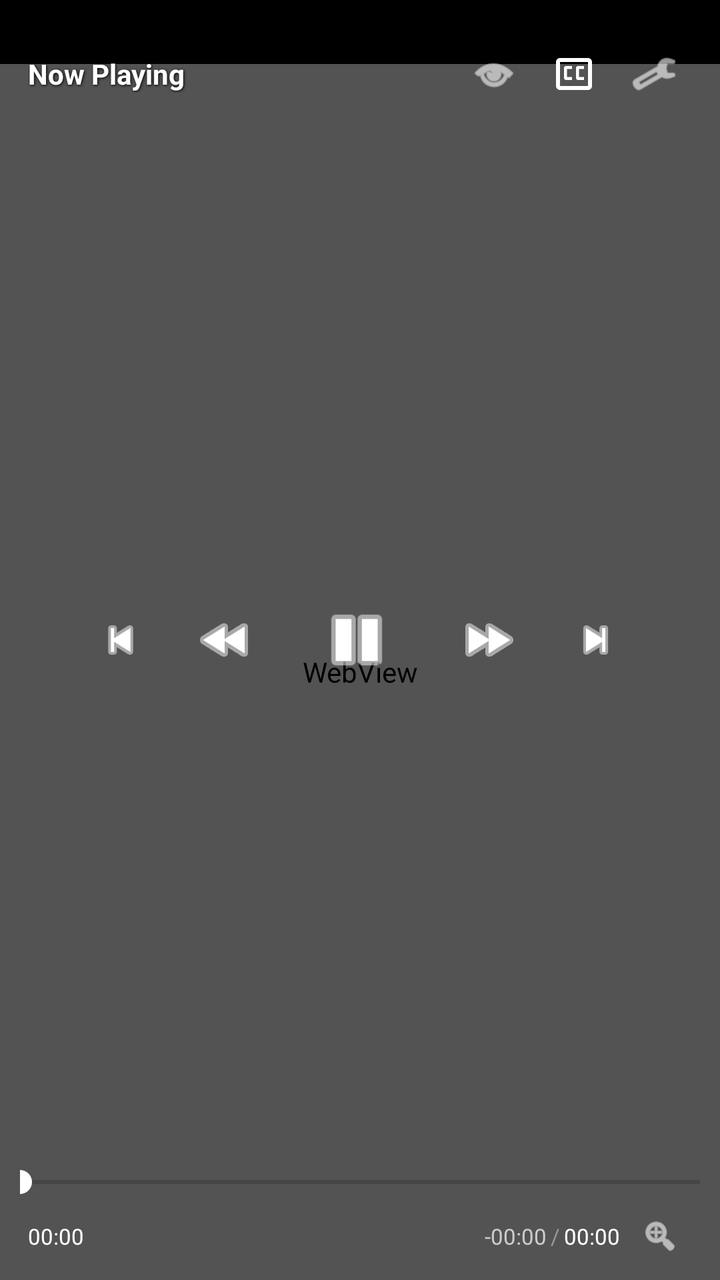
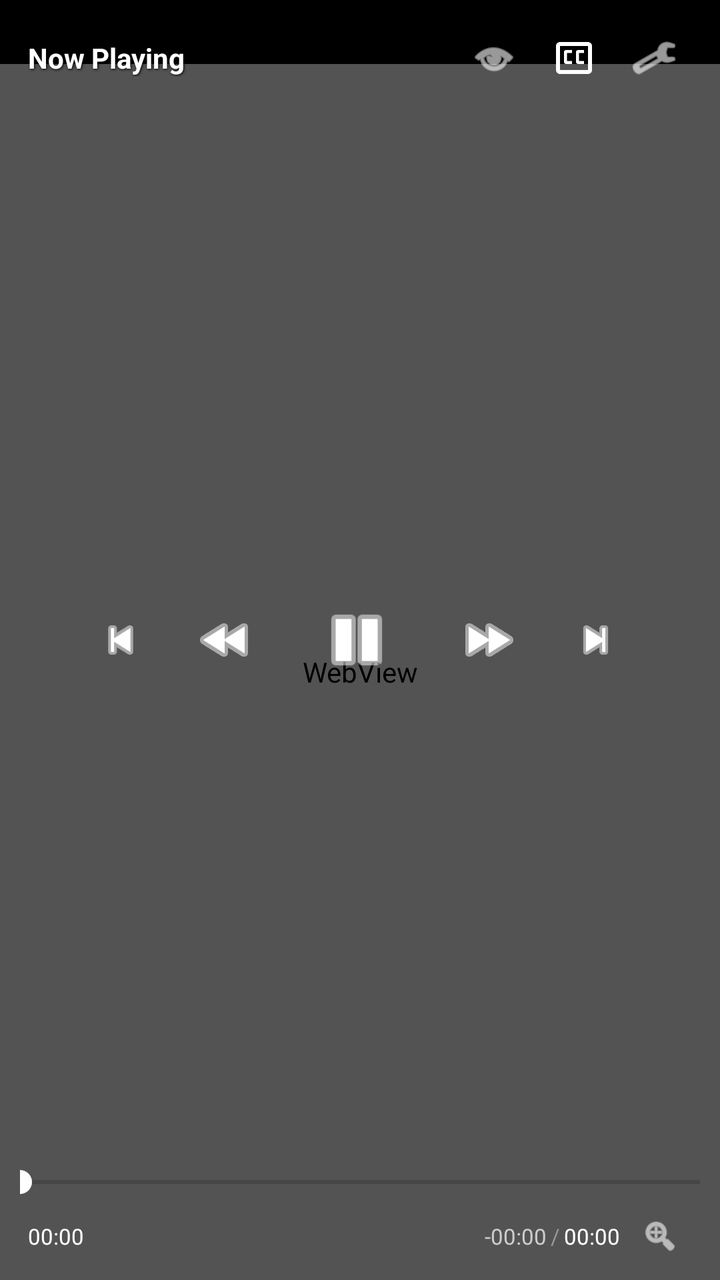

The first picture is an Android layout as it rendered before a commit; the second is the same layout after the commit. The layout source and the unified diff follow.
<!-- AndroidManifest.xml: activity theme AppTheme.Translucent -->
<!-- res/layout/activity_native_player.xml -->
<?xml version="1.0" encoding="utf-8"?>
<LinearLayout xmlns:android="http://schemas.android.com/apk/res/android"
    xmlns:app="http://schemas.android.com/apk/res-auto"
    android:id="@+id/player_activity_root"
    android:layout_width="match_parent"
    android:layout_height="match_parent"
    android:orientation="vertical"
    android:background="@android:color/black">

    
    <FrameLayout
        android:id="@+id/video_root_container"
        android:layout_width="match_parent"
        android:layout_height="wrap_content"
        android:background="@android:color/black">

        <LinearLayout
            android:id="@+id/video_surface_wrapper"
            android:layout_width="match_parent"
            android:layout_height="match_parent"
            android:orientation="vertical">

            <View
                android:id="@+id/status_bar_filler"
                android:layout_width="match_parent"
                android:layout_height="32dp"
                android:background="@android:color/black"
                android:visibility="visible" />

            <FrameLayout
                android:id="@+id/player_media_container"
                android:layout_width="match_parent"
                android:layout_height="0dp"
                android:layout_weight="1"
                android:background="@android:color/black">

                <WebView
                    android:id="@+id/player_webview"
                    android:layout_width="match_parent"
                    android:layout_height="match_parent"
                    android:visibility="visible" />

                <androidx.media3.ui.PlayerView
                    android:id="@+id/player_exoplayer"
                    android:layout_width="match_parent"
                    android:layout_height="match_parent"
                    app:use_controller="false"
                    android:visibility="gone" />

            </FrameLayout>

            <View
                android:id="@+id/bottom_gap_filler"
                android:layout_width="match_parent"
                android:layout_height="0dp"
                android:background="@android:color/black"
                android:visibility="gone" />
        </LinearLayout>

        
        <View
            android:id="@+id/touch_wall"
            android:layout_width="match_parent"
            android:layout_height="match_parent"
            android:clickable="true"
            android:focusable="true" />

        
        <TextView
            android:id="@+id/indicator_rewind"
            android:layout_width="wrap_content"
            android:layout_height="wrap_content"
            android:layout_gravity="center_vertical|start"
            android:layout_marginStart="32dp"
            android:background="@drawable/indicator_pill_bg"
            android:paddingStart="16dp"
            android:paddingTop="8dp"
            android:paddingEnd="16dp"
            android:paddingBottom="8dp"
            android:text="◄◄ 10s"
            android:textColor="@android:color/white"
            android:textSize="15sp"
            android:textStyle="bold"
            android:visibility="gone" />

        <TextView
            android:id="@+id/indicator_forward"
            android:layout_width="wrap_content"
            android:layout_height="wrap_content"
            android:layout_gravity="center_vertical|end"
            android:layout_marginEnd="32dp"
            android:background="@drawable/indicator_pill_bg"
            android:paddingStart="16dp"
            android:paddingTop="8dp"
            android:paddingEnd="16dp"
            android:paddingBottom="8dp"
            android:text="10s ►►"
            android:textColor="@android:color/white"
            android:textSize="15sp"
            android:textStyle="bold"
            android:visibility="gone" />

        <TextView
            android:id="@+id/indicator_2x"
            android:layout_width="wrap_content"
            android:layout_height="wrap_content"
            android:layout_gravity="top|center_horizontal"
            android:layout_marginTop="24dp"
            android:background="@drawable/indicator_pill_bg"
            android:paddingStart="18dp"
            android:paddingTop="8dp"
            android:paddingEnd="18dp"
            android:paddingBottom="8dp"
            android:text="2.0x SPEED ⏩"
            android:textColor="#FFD700"
            android:textSize="14sp"
            android:textStyle="bold"
            android:visibility="gone" />

        
        <TextView
            android:id="@+id/indicator_volume"
            android:layout_width="wrap_content"
            android:layout_height="wrap_content"
            android:layout_gravity="center_vertical|end"
            android:layout_marginEnd="64dp"
            android:background="@drawable/indicator_pill_bg"
            android:paddingStart="18dp"
            android:paddingTop="10dp"
            android:paddingEnd="18dp"
            android:paddingBottom="10dp"
            android:text="🔊 100%"
            android:textColor="@android:color/white"
            android:textSize="16sp"
            android:textStyle="bold"
            android:visibility="gone" />

        <TextView
            android:id="@+id/indicator_brightness"
            android:layout_width="wrap_content"
            android:layout_height="wrap_content"
            android:layout_gravity="center_vertical|start"
            android:layout_marginStart="64dp"
            android:background="@drawable/indicator_pill_bg"
            android:paddingStart="18dp"
            android:paddingTop="10dp"
            android:paddingEnd="18dp"
            android:paddingBottom="10dp"
            android:text="☀️ 100%"
            android:textColor="@android:color/white"
            android:textSize="16sp"
            android:textStyle="bold"
            android:visibility="gone" />

        
        <RelativeLayout
            android:id="@+id/controls_overlay"
            android:layout_width="match_parent"
            android:layout_height="match_parent"
            android:background="#59000000"
            android:visibility="visible">

            
            <RelativeLayout
                android:id="@+id/top_bar"
                android:layout_width="match_parent"
                android:layout_height="wrap_content"
                android:paddingHorizontal="14dp"
                android:paddingTop="28dp"
                android:paddingBottom="8dp">

                <TextView
                    android:id="@+id/video_title"
                    android:layout_width="wrap_content"
                    android:layout_height="wrap_content"
                    android:layout_alignParentStart="true"
                    android:layout_centerVertical="true"
                    android:layout_toStartOf="@id/btn_pip"
                    android:layout_marginEnd="12dp"
                    android:ellipsize="end"
                    android:maxLines="1"
                    android:text="Now Playing"
                    android:textColor="@android:color/white"
                    android:textSize="14sp"
                    android:textStyle="bold"
                    android:shadowColor="@android:color/black"
                    android:shadowDx="1"
                    android:shadowDy="1"
                    android:shadowRadius="3" />

                <ImageButton
                    android:id="@+id/btn_settings"
                    android:layout_width="38dp"
                    android:layout_height="38dp"
                    android:layout_alignParentEnd="true"
                    android:layout_centerVertical="true"
                    android:padding="7dp"
                    android:scaleType="fitCenter"
                    android:background="?attr/selectableItemBackgroundBorderless"
                    android:src="@android:drawable/ic_menu_preferences"
                    app:tint="@android:color/white" />

                <ImageButton
                    android:id="@+id/btn_captions"
                    android:layout_width="38dp"
                    android:layout_height="38dp"
                    android:layout_toStartOf="@id/btn_settings"
                    android:layout_centerVertical="true"
                    android:layout_marginEnd="2dp"
                    android:padding="7dp"
                    android:scaleType="fitCenter"
                    android:background="?attr/selectableItemBackgroundBorderless"
                    android:src="@drawable/ic_cc"
                    app:tint="@android:color/white" />

                <ImageButton
                    android:id="@+id/btn_pip"
                    android:layout_width="38dp"
                    android:layout_height="38dp"
                    android:layout_toStartOf="@id/btn_captions"
                    android:layout_centerVertical="true"
                    android:layout_marginEnd="2dp"
                    android:padding="7dp"
                    android:scaleType="fitCenter"
                    android:background="?attr/selectableItemBackgroundBorderless"
                    android:src="@android:drawable/ic_menu_view"
                    app:tint="@android:color/white" />
            </RelativeLayout>

            
            <LinearLayout
                android:layout_width="wrap_content"
                android:layout_height="wrap_content"
                android:layout_centerInParent="true"
                android:orientation="horizontal"
                android:gravity="center">

                <ImageButton
                    android:id="@+id/btn_prev_episode"
                    android:layout_width="38dp"
                    android:layout_height="38dp"
                    android:layout_marginEnd="10dp"
                    android:padding="6dp"
                    android:scaleType="fitCenter"
                    android:background="?attr/selectableItemBackgroundBorderless"
                    android:src="@android:drawable/ic_media_previous"
                    app:tint="@android:color/white" />

                <ImageButton
                    android:id="@+id/btn_rewind"
                    android:layout_width="46dp"
                    android:layout_height="46dp"
                    android:layout_marginEnd="14dp"
                    android:padding="7dp"
                    android:scaleType="fitCenter"
                    android:background="?attr/selectableItemBackgroundBorderless"
                    android:src="@android:drawable/ic_media_rew"
                    app:tint="@android:color/white" />

                <ImageButton
                    android:id="@+id/btn_play_pause"
                    android:layout_width="58dp"
                    android:layout_height="58dp"
                    android:padding="8dp"
                    android:scaleType="fitCenter"
                    android:background="?attr/selectableItemBackgroundBorderless"
                    android:src="@android:drawable/ic_media_pause"
                    app:tint="@android:color/white" />

                <ImageButton
                    android:id="@+id/btn_forward"
                    android:layout_width="46dp"
                    android:layout_height="46dp"
                    android:layout_marginStart="14dp"
                    android:padding="7dp"
                    android:scaleType="fitCenter"
                    android:background="?attr/selectableItemBackgroundBorderless"
                    android:src="@android:drawable/ic_media_ff"
                    app:tint="@android:color/white" />

                <ImageButton
                    android:id="@+id/btn_next_episode"
                    android:layout_width="41dp"
                    android:layout_height="38dp"
                    android:layout_marginStart="10dp"
                    android:background="?attr/selectableItemBackgroundBorderless"
                    android:padding="6dp"
                    android:scaleType="fitCenter"
                    android:src="@android:drawable/ic_media_next"
                    app:tint="@android:color/white" />
            </LinearLayout>

            
            <LinearLayout
                android:id="@+id/scrubber_preview_container"
                android:layout_width="wrap_content"
                android:layout_height="wrap_content"
                android:layout_above="@id/bottom_bar"
                android:orientation="vertical"
                android:gravity="center_horizontal"
                android:visibility="gone">

                <TextView
                    android:id="@+id/scrubber_time"
                    android:layout_width="wrap_content"
                    android:layout_height="wrap_content"
                    android:text="00:00"
                    android:textColor="@android:color/white"
                    android:textSize="16sp"
                    android:textStyle="bold"
                    android:shadowColor="@android:color/black"
                    android:shadowDx="2"
                    android:shadowDy="2"
                    android:shadowRadius="3" />
            </LinearLayout>

            
            <TextView
                android:id="@+id/text_native_subtitle_overlay"
                android:layout_width="wrap_content"
                android:layout_height="wrap_content"
                android:layout_above="@id/bottom_bar"
                android:layout_centerHorizontal="true"
                android:layout_marginBottom="12dp"
                android:paddingHorizontal="14dp"
                android:paddingVertical="5dp"
                android:gravity="center"
                android:textColor="@android:color/white"
                android:textSize="18sp"
                android:textStyle="bold"
                android:shadowColor="@android:color/black"
                android:shadowDx="2"
                android:shadowDy="2"
                android:shadowRadius="4"
                android:visibility="gone" />

            
            <LinearLayout
                android:id="@+id/bottom_bar"
                android:layout_width="match_parent"
                android:layout_height="wrap_content"
                android:layout_alignParentBottom="true"
                android:orientation="vertical"
                android:paddingHorizontal="10dp"
                android:paddingVertical="6dp">

                <SeekBar
                    android:id="@+id/video_seekbar"
                    android:layout_width="match_parent"
                    android:layout_height="wrap_content"
                    android:paddingHorizontal="0dp"
                    android:progressTint="@android:color/white"
                    android:thumbTint="@android:color/white" />

                <RelativeLayout
                    android:layout_width="match_parent"
                    android:layout_height="wrap_content"
                    android:layout_marginTop="2dp"
                    android:paddingHorizontal="4dp">
                    
                    <TextView
                        android:id="@+id/text_current_time"
                        android:layout_width="wrap_content"
                        android:layout_height="wrap_content"
                        android:layout_centerVertical="true"
                        android:text="00:00"
                        android:textColor="@android:color/white"
                        android:textSize="11sp" />

                    <LinearLayout
                        android:id="@+id/time_display"
                        android:layout_width="wrap_content"
                        android:layout_height="wrap_content"
                        android:layout_toStartOf="@id/btn_fullscreen_toggle"
                        android:layout_centerVertical="true"
                        android:layout_marginEnd="4dp"
                        android:orientation="horizontal">
                        
                        <TextView
                            android:id="@+id/text_time_left"
                            android:layout_width="wrap_content"
                            android:layout_height="wrap_content"
                            android:text="-00:00"
                            android:textColor="#CCCCCC"
                            android:textSize="11sp"
                            android:layout_marginEnd="2dp" />
                            
                        <TextView
                            android:layout_width="wrap_content"
                            android:layout_height="wrap_content"
                            android:text="/"
                            android:textColor="#999999"
                            android:textSize="11sp"
                            android:layout_marginEnd="2dp" />
                            
                        <TextView
                            android:id="@+id/text_total_time"
                            android:layout_width="wrap_content"
                            android:layout_height="wrap_content"
                            android:text="00:00"
                            android:textColor="@android:color/white"
                            android:textSize="11sp" />
                    </LinearLayout>

                    <ImageButton
                        android:id="@+id/btn_fullscreen_toggle"
                        android:layout_width="32dp"
                        android:layout_height="32dp"
                        android:layout_alignParentEnd="true"
                        android:layout_centerVertical="true"
                        android:padding="6dp"
                        android:scaleType="fitCenter"
                        android:background="?attr/selectableItemBackgroundBorderless"
                        android:src="@android:drawable/ic_menu_zoom"
                        app:tint="@android:color/white" />
                </RelativeLayout>
            </LinearLayout>
        </RelativeLayout>

        
        <TextView
            android:id="@+id/btn_skip_intro"
            android:layout_width="wrap_content"
            android:layout_height="wrap_content"
            android:layout_gravity="end|bottom"
            android:layout_marginBottom="60dp"
            android:layout_marginEnd="12dp"
            android:paddingHorizontal="12dp"
            android:paddingVertical="5dp"
            android:text="⏭️ Skip Intro"
            android:textColor="@android:color/white"
            android:textSize="12sp"
            android:textStyle="bold"
            android:clickable="true"
            android:focusable="true"
            android:elevation="20dp"
            android:translationZ="20dp"
            android:visibility="gone" />

        <ProgressBar
            android:id="@+id/loading_progress"
            android:layout_width="50dp"
            android:layout_height="50dp"
            android:layout_gravity="center"
            android:visibility="visible" />

    </FrameLayout>

    
    <LinearLayout
        android:id="@+id/portrait_bottom_container"
        android:layout_width="match_parent"
        android:layout_height="0dp"
        android:layout_weight="1"
        android:orientation="vertical"
        android:background="#0B0B0E"
        android:padding="20dp"
        android:visibility="visible">

        <TextView
            android:id="@+id/portrait_anime_title"
            android:layout_width="match_parent"
            android:layout_height="wrap_content"
            android:text="Anime Title"
            android:textColor="@android:color/white"
            android:textSize="18sp"
            android:textStyle="bold"
            android:maxLines="2"
            android:ellipsize="end" />

        <TextView
            android:id="@+id/portrait_episode_subtitle"
            android:layout_width="match_parent"
            android:layout_height="wrap_content"
            android:layout_marginTop="6dp"
            android:text="Episode 1"
            android:textColor="#AAAAAA"
            android:textSize="14sp" />

        <View
            android:layout_width="match_parent"
            android:layout_height="1dp"
            android:layout_marginVertical="16dp"
            android:background="#222228" />

        <LinearLayout
            android:layout_width="match_parent"
            android:layout_height="wrap_content"
            android:orientation="horizontal">

            <TextView
                android:id="@+id/portrait_badge_hd"
                android:layout_width="wrap_content"
                android:layout_height="wrap_content"
                android:background="#1F1F2C"
                android:paddingHorizontal="10dp"
                android:paddingVertical="4dp"
                android:text="1080p HD"
                android:textColor="#818cf8"
                android:textSize="12sp"
                android:textStyle="bold" />

            <TextView
                android:id="@+id/portrait_badge_audio"
                android:layout_width="wrap_content"
                android:layout_height="wrap_content"
                android:layout_marginStart="8dp"
                android:background="#1F1F2C"
                android:paddingHorizontal="10dp"
                android:paddingVertical="4dp"
                android:text="ENG DUB"
                android:textColor="#34d399"
                android:textSize="12sp"
                android:textStyle="bold" />
        </LinearLayout>

        <TextView
            android:layout_width="match_parent"
            android:layout_height="wrap_content"
            android:layout_marginTop="20dp"
            android:text="Tap the fullscreen button or rotate your device to watch in full landscape."
            android:textColor="#666677"
            android:textSize="13sp" />

    </LinearLayout>

    <TabHost
        android:layout_width="match_parent"
        android:layout_height="match_parent">

        <LinearLayout
            android:layout_width="match_parent"
            android:layout_height="match_parent"
            android:orientation="vertical">

            <TabWidget
                android:id="@android:id/tabs"
                android:layout_width="match_parent"
                android:layout_height="wrap_content" />

            <FrameLayout
                android:id="@android:id/tabcontent"
                android:layout_width="match_parent"
                android:layout_height="match_parent">

                <LinearLayout
                    android:id="@+id/tab1"
                    android:layout_width="match_parent"
                    android:layout_height="match_parent"
                    android:orientation="vertical">

                </LinearLayout>

                <LinearLayout
                    android:id="@+id/tab2"
                    android:layout_width="match_parent"
                    android:layout_height="match_parent"
                    android:orientation="vertical">

                </LinearLayout>

                <LinearLayout
                    android:id="@+id/tab3"
                    android:layout_width="match_parent"
                    android:layout_height="match_parent"
                    android:orientation="vertical">

                </LinearLayout>
            </FrameLayout>
        </LinearLayout>
    </TabHost>

</LinearLayout>
<!-- resources referenced by this layout -->
<resources>
  <!-- drawable ic_cc (drawable) -->
  <?xml version="1.0" encoding="utf-8"?>
  <vector xmlns:android="http://schemas.android.com/apk/res/android"
      android:width="24dp"
      android:height="24dp"
      android:viewportWidth="24"
      android:viewportHeight="24">
      
      <path
          android:fillColor="#FFFFFF"
          android:pathData="M19,4H5C3.89,4 3,4.9 3,6V18C3,19.1 3.89,20 5,20H19C20.1,20 21,19.1 21,18V6C21,4.9 20.1,4 19,4ZM19,18H5V6H19V18Z" />
      
      <path
          android:fillColor="#FFFFFF"
          android:pathData="M11,15H8C7.45,15 7,14.55 7,14V9C7,8.45 7.45,8 8,8H11V9.5H8.5V13.5H11V15Z" />
      
      <path
          android:fillColor="#FFFFFF"
          android:pathData="M17,15H14C13.45,15 13,14.55 13,14V9C13,8.45 13.45,8 14,8H17V9.5H14.5V13.5H17V15Z" />
  </vector>
  <!-- drawable indicator_pill_bg (drawable) -->
  <?xml version="1.0" encoding="utf-8"?>
  <shape xmlns:android="http://schemas.android.com/apk/res/android"
      android:shape="rectangle">
      <solid android:color="#CC111118" />
      <corners android:radius="24dp" />
      <stroke android:width="1dp" android:color="#33FFFFFF" />
  </shape>
  <style name="AppTheme.Translucent" parent="Theme.AppCompat.DayNight.NoActionBar">
          <item name="android:windowIsTranslucent">true</item>
          <item name="android:windowBackground">@android:color/transparent</item>
          <item name="android:colorBackgroundCacheHint">@null</item>
          <item name="android:windowContentOverlay">@null</item>
          <item name="android:backgroundDimEnabled">false</item>
      </style>
</resources>

<!-- the commit's change to res/layout/activity_native_player.xml (unified diff, before → after) -->
@@ -166,7 +166,7 @@
                 android:layout_width="match_parent"
                 android:layout_height="wrap_content"
                 android:paddingHorizontal="14dp"
-                android:paddingTop="28dp"
+                android:paddingTop="12dp"
                 android:paddingBottom="8dp">
 
                 <TextView
@@ -296,6 +296,10 @@
                 android:layout_width="wrap_content"
                 android:layout_height="wrap_content"
                 android:layout_above="@id/bottom_bar"
+                android:layout_marginBottom="28dp"
+                android:background="@drawable/indicator_pill_bg"
+                android:paddingHorizontal="12dp"
+                android:paddingVertical="5dp"
                 android:orientation="vertical"
                 android:gravity="center_horizontal"
                 android:visibility="gone">
@@ -306,7 +310,7 @@
                     android:layout_height="wrap_content"
                     android:text="00:00"
                     android:textColor="@android:color/white"
-                    android:textSize="16sp"
+                    android:textSize="14sp"
                     android:textStyle="bold"
                     android:shadowColor="@android:color/black"
                     android:shadowDx="2"
